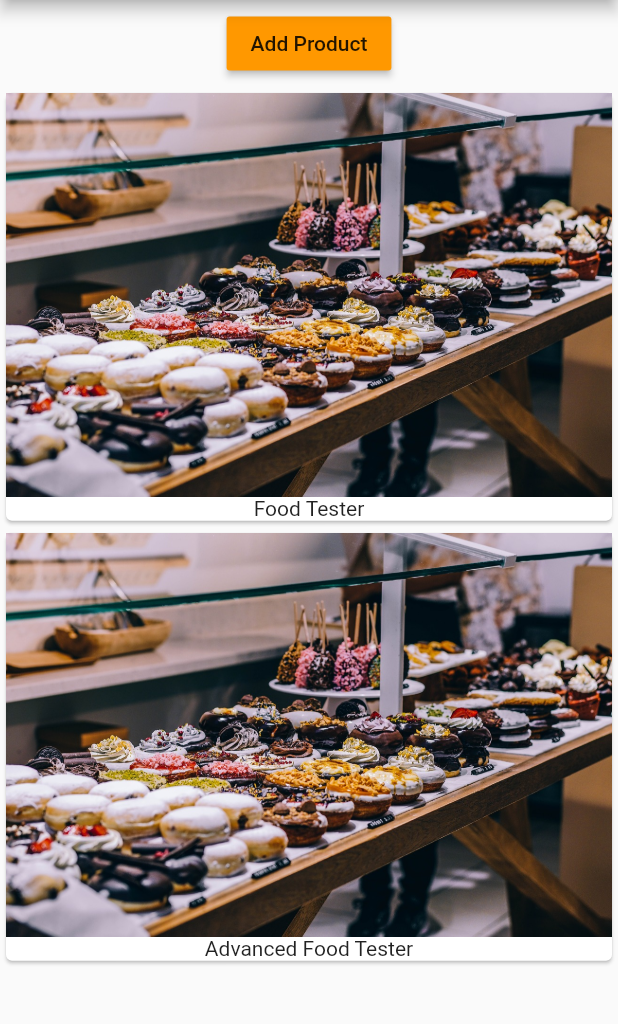
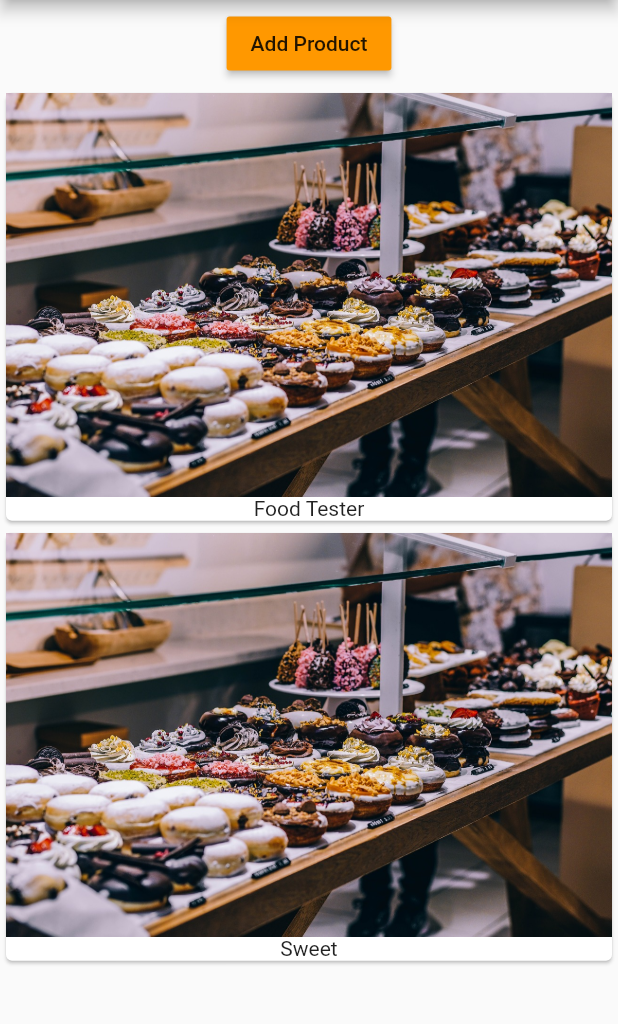
Before and after one commit to akshaypalshikar/first_flutter, a Flutter app: the screen it shows after launch, after a tap on "Add Product", on a phone screen of 412 x 824 dp, the part 84-1108 px from its top. Run offline on Flutter 3.47's test engine with Material 2 defaults, Android fonts, the phone set to English and light mode, and no system bars.

Commit message:
pass data up using function as a reference

```diff
--- /dev/null
+++ b/lib/product_control.dart
@@ -0,0 +1,15 @@
+import 'package:flutter/material.dart';
+
+class ProductControl extends StatelessWidget {
+  final addProduct;
+  ProductControl(this.addProduct);
+  @override
+  Widget build(BuildContext context) {
+    return RaisedButton(
+        color: Theme.of(context).primaryColor,
+        child: Text('Add Product'),
+        onPressed: () {
+          addProduct("Sweet");
+        });
+  }
+}
--- a/lib/product_manager.dart
+++ b/lib/product_manager.dart
@@ -1,10 +1,11 @@
 import 'package:flutter/material.dart';
 
 import './products.dart';
+import './product_control.dart';
 
 class ProductManager extends StatefulWidget {
   final String startingProduct;
-  ProductManager({this.startingProduct='Sweets Tester'}){
+  ProductManager({this.startingProduct = 'Sweets Tester'}) {
     print('[ProductManager Widget] Constructor');
   }
 
@@ -26,10 +27,16 @@ class _ProductManagerState extends State<ProductManager> {
   }
 
   @override
-    void didUpdateWidget(ProductManager oldWidget) {
-      print('[ProductManager Widget] didUpdateWidget');
-      super.didUpdateWidget(oldWidget);
-    }
+  void didUpdateWidget(ProductManager oldWidget) {
+    print('[ProductManager Widget] didUpdateWidget');
+    super.didUpdateWidget(oldWidget);
+  }
+
+  void _addProduct(String product) {
+    setState(() {
+      _products.add(product);
+    });
+  }
 
   @override
   Widget build(BuildContext context) {
@@ -38,18 +45,9 @@ class _ProductManagerState extends State<ProductManager> {
       children: [
         Container(
           margin: EdgeInsets.all(5.0),
-          child: RaisedButton(
-            color: Theme.of(context).primaryColor,
-            child: Text('Add Product'),
-            onPressed: () {
-              setState(() {
-                _products.add('Advanced Food Tester');
-              });
-
-            },
-          ),
+          child: ProductControl(_addProduct),
         ),
-        Products(_products)
+        Products(_products),
       ],
     );
   }
```
